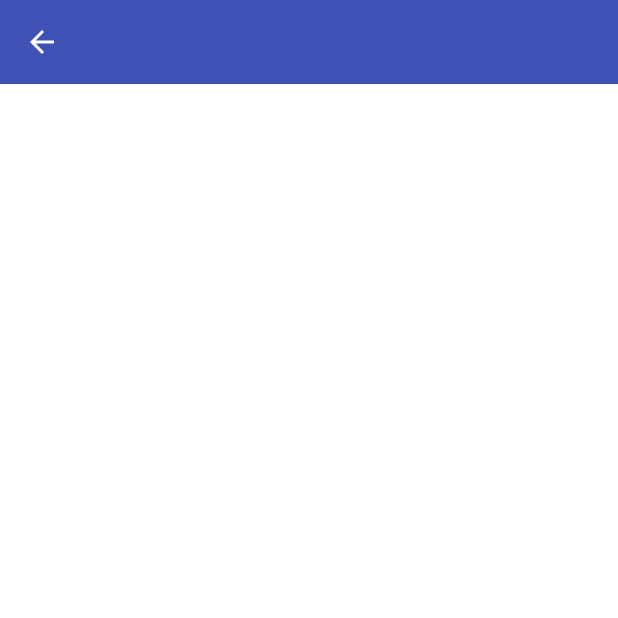
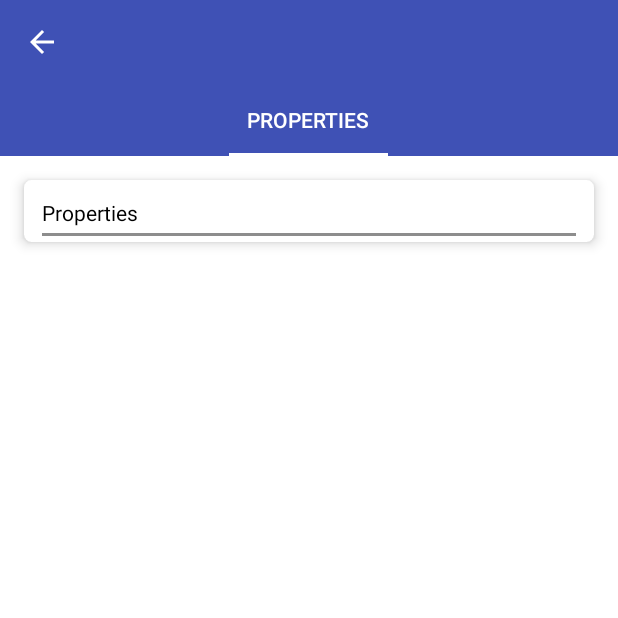
Before and after one commit to Tubbz-alt/KnowYourMeds, an Android app: the MedDetailActivity screen opened directly, with no data from a screen before it, on a phone screen of 412 x 824 dp, the top half of it. Run offline under Robolectric (Android 15) with nearby library versions, the phone set to English and light mode, and no system bars; 1 statement that could not run was skipped.

Commit message:
Added view pager in med list activity

```diff
--- a/app/src/main/java/com/tompee/utilities/knowyourmeds/controller/database/DatabaseHelper.java
+++ b/app/src/main/java/com/tompee/utilities/knowyourmeds/controller/database/DatabaseHelper.java
@@ -82,7 +82,7 @@ public class DatabaseHelper extends SQLiteOpenHelper {
         Medicine comment = new Medicine();
         comment.setRxnormId(cursor.getString(0));
         comment.setName(cursor.getString(1));
-        comment.setIsPrescribable(cursor.getInt(1) == 1);
+        comment.setIsPrescribable(cursor.getInt(2) == 1);
         return comment;
     }
 
--- a/app/src/main/java/com/tompee/utilities/knowyourmeds/view/MainActivity.java
+++ b/app/src/main/java/com/tompee/utilities/knowyourmeds/view/MainActivity.java
@@ -8,7 +8,7 @@ import android.view.inputmethod.InputMethodManager;
 import android.widget.TextView;
 
 import com.tompee.utilities.knowyourmeds.R;
-import com.tompee.utilities.knowyourmeds.view.adapter.ViewPagerAdapter;
+import com.tompee.utilities.knowyourmeds.view.adapter.MainViewPagerAdapter;
 import com.tompee.utilities.knowyourmeds.view.base.BaseActivity;
 
 public class MainActivity extends BaseActivity implements ViewPager.OnPageChangeListener {
@@ -25,7 +25,7 @@ public class MainActivity extends BaseActivity implements ViewPager.OnPageChange
         title.setText(R.string.app_name);
 
         mViewPager = (ViewPager) findViewById(R.id.pager_main);
-        mViewPager.setAdapter(new ViewPagerAdapter(getSupportFragmentManager()));
+        mViewPager.setAdapter(new MainViewPagerAdapter(getSupportFragmentManager()));
         mViewPager.addOnPageChangeListener(this);
 
         TabLayout tabLayout = (TabLayout) findViewById(R.id.tab_layout_main);
--- a/app/src/main/java/com/tompee/utilities/knowyourmeds/view/MedDetailActivity.java
+++ b/app/src/main/java/com/tompee/utilities/knowyourmeds/view/MedDetailActivity.java
@@ -2,15 +2,20 @@ package com.tompee.utilities.knowyourmeds.view;
 
 import android.content.Intent;
 import android.os.Bundle;
+import android.support.design.widget.TabLayout;
+import android.support.v4.view.ViewPager;
 import android.widget.TextView;
 
 import com.tompee.utilities.knowyourmeds.R;
+import com.tompee.utilities.knowyourmeds.view.adapter.MedViewPagerAdapter;
 import com.tompee.utilities.knowyourmeds.view.base.BaseActivity;
 import com.tompee.utilities.knowyourmeds.view.dialog.ProcessingDialog;
 
 public class MedDetailActivity extends BaseActivity {
     public static final String TAG_NAME = "name";
     public static final String TAG_ID = "id";
+
+    private ViewPager mViewPager;
 
     private ProcessingDialog mDialog;
 
@@ -25,8 +30,14 @@ public class MedDetailActivity extends BaseActivity {
         TextView title = (TextView) findViewById(R.id.toolbar_text);
         title.setText(intent.getStringExtra(TAG_NAME));
 
+        mViewPager = (ViewPager) findViewById(R.id.pager_med_detail);
+        mViewPager.setAdapter(new MedViewPagerAdapter(this, getSupportFragmentManager(),
+                intent.getStringExtra(TAG_ID)));
+        TabLayout tabLayout = (TabLayout) findViewById(R.id.tab_layout_med_detail);
+        tabLayout.setupWithViewPager(mViewPager);
+
         mDialog = new ProcessingDialog(this, getString(R.string.fetch_details));
-        mDialog.show();
+//        mDialog.show();
     }
 
 }
--- a/app/src/main/java/com/tompee/utilities/knowyourmeds/view/adapter/ViewPagerAdapter.java
+++ b/app/src/main/java/com/tompee/utilities/knowyourmeds/view/adapter/MainViewPagerAdapter.java
@@ -7,12 +7,12 @@ import android.support.v4.app.FragmentPagerAdapter;
 import com.tompee.utilities.knowyourmeds.view.fragment.RecentFavoriteFragment;
 import com.tompee.utilities.knowyourmeds.view.fragment.SearchFragment;
 
-public class ViewPagerAdapter extends FragmentPagerAdapter {
+public class MainViewPagerAdapter extends FragmentPagerAdapter {
     private static final int PAGE_COUNT = 2;
     private final SearchFragment mSearchFragment;
     private final RecentFavoriteFragment mRecentFavoriteFragment;
 
-    public ViewPagerAdapter(FragmentManager fm) {
+    public MainViewPagerAdapter(FragmentManager fm) {
         super(fm);
         mSearchFragment = SearchFragment.newInstance();
         mRecentFavoriteFragment = RecentFavoriteFragment.newInstance();
--- /dev/null
+++ b/app/src/main/java/com/tompee/utilities/knowyourmeds/view/adapter/MedViewPagerAdapter.java
@@ -0,0 +1,41 @@
+package com.tompee.utilities.knowyourmeds.view.adapter;
+
+import android.content.Context;
+import android.support.v4.app.Fragment;
+import android.support.v4.app.FragmentManager;
+import android.support.v4.app.FragmentPagerAdapter;
+
+import com.tompee.utilities.knowyourmeds.R;
+import com.tompee.utilities.knowyourmeds.view.fragment.PropertiesFragment;
+import com.tompee.utilities.knowyourmeds.view.fragment.RecentFavoriteFragment;
+import com.tompee.utilities.knowyourmeds.view.fragment.SearchFragment;
+
+public class MedViewPagerAdapter extends FragmentPagerAdapter {
+    private static final int PAGE_COUNT = 1;
+    private static final int[] mStringNameIds = {R.string.properties, R.string.ingredients,
+            R.string.properties};
+
+    private final Context mContext;
+    private final PropertiesFragment mPropertiesFragment;
+
+    public MedViewPagerAdapter(Context context, FragmentManager fm, String rxcui) {
+        super(fm);
+        mContext = context;
+        mPropertiesFragment = PropertiesFragment.newInstance(rxcui);
+    }
+
+    @Override
+    public int getCount() {
+        return PAGE_COUNT;
+    }
+
+    @Override
+    public Fragment getItem(int position) {
+        return mPropertiesFragment;
+    }
+
+    @Override
+    public CharSequence getPageTitle(int position) {
+        return mContext.getString(mStringNameIds[position]);
+    }
+}
--- /dev/null
+++ b/app/src/main/java/com/tompee/utilities/knowyourmeds/view/fragment/PropertiesFragment.java
@@ -0,0 +1,36 @@
+package com.tompee.utilities.knowyourmeds.view.fragment;
+
+import android.os.Bundle;
+import android.support.annotation.Nullable;
+import android.support.v4.app.Fragment;
+import android.view.LayoutInflater;
+import android.view.View;
+import android.view.ViewGroup;
+
+import com.tompee.utilities.knowyourmeds.R;
+
+public class PropertiesFragment extends Fragment {
+    private static final String TAG_ID = "id";
+    private String mRxcui;
+
+    public static PropertiesFragment newInstance(String rxcui) {
+        Bundle args = new Bundle();
+        args.putString(TAG_ID, rxcui);
+        PropertiesFragment fragment = new PropertiesFragment();
+        fragment.setArguments(args);
+        return fragment;
+    }
+
+    @Override
+    public void onCreate(@Nullable Bundle savedInstanceState) {
+        super.onCreate(savedInstanceState);
+        mRxcui = getArguments().getString(TAG_ID);
+    }
+
+    @Override
+    public View onCreateView(LayoutInflater inflater, ViewGroup container,
+                             Bundle savedInstanceState) {
+        View view = inflater.inflate(R.layout.fragment_properties, container, false);
+        return view;
+    }
+}
--- a/app/src/main/res/layout/activity_med_detail.xml
+++ b/app/src/main/res/layout/activity_med_detail.xml
@@ -6,4 +6,16 @@
 
     <include layout="@layout/toolbar" />
 
+    <android.support.design.widget.TabLayout
+        android:id="@+id/tab_layout_med_detail"
+        style="@style/TabLayout"
+        android:layout_width="match_parent"
+        android:layout_height="wrap_content"
+        android:background="@color/colorPrimary" />
+
+    <android.support.v4.view.ViewPager
+        android:id="@+id/pager_med_detail"
+        android:layout_width="match_parent"
+        android:layout_height="wrap_content" />
+
 </LinearLayout>
--- /dev/null
+++ b/app/src/main/res/layout/fragment_properties.xml
@@ -0,0 +1,43 @@
+<?xml version="1.0" encoding="utf-8"?>
+<LinearLayout xmlns:android="http://schemas.android.com/apk/res/android"
+    xmlns:card_view="http://schemas.android.com/apk/res-auto"
+    android:layout_width="match_parent"
+    android:layout_height="match_parent"
+    android:orientation="vertical">
+
+    <android.support.v7.widget.CardView
+        android:layout_width="match_parent"
+        android:layout_height="wrap_content"
+        android:layout_margin="@dimen/med_detail_margin"
+        card_view:cardCornerRadius="5dp"
+        card_view:cardElevation="5dp">
+
+        <LinearLayout
+            android:layout_width="match_parent"
+            android:layout_height="wrap_content"
+            android:orientation="vertical">
+
+            <TextView
+                android:layout_width="match_parent"
+                android:layout_height="wrap_content"
+                android:layout_marginLeft="@dimen/search_horizontal_padding"
+                android:layout_marginStart="@dimen/search_horizontal_padding"
+                android:layout_marginTop="@dimen/search_vertical_padding"
+                android:text="@string/properties"
+                android:textAppearance="?android:attr/textAppearanceSmall"
+                android:textColor="@color/dark_text" />
+
+            <View
+                android:layout_width="match_parent"
+                android:layout_height="2dp"
+                android:layout_marginBottom="4dp"
+                android:layout_marginEnd="@dimen/search_horizontal_padding"
+                android:layout_marginLeft="@dimen/search_horizontal_padding"
+                android:layout_marginRight="@dimen/search_horizontal_padding"
+                android:layout_marginStart="@dimen/search_horizontal_padding"
+                android:layout_marginTop="4dp"
+                android:background="@color/dark_secondary_text" />
+        </LinearLayout>
+    </android.support.v7.widget.CardView>
+
+</LinearLayout>
--- a/app/src/main/res/layout/list_med.xml
+++ b/app/src/main/res/layout/list_med.xml
@@ -18,6 +18,7 @@
         android:layout_height="wrap_content"
         android:layout_marginLeft="@dimen/list_item_margin"
         android:layout_marginStart="@dimen/list_item_margin"
+        android:ellipsize="end"
         android:textAppearance="?android:textAppearanceMedium"
         android:textColor="@color/dark_text" />
 
--- a/app/src/main/res/values/dimens.xml
+++ b/app/src/main/res/values/dimens.xml
@@ -31,4 +31,7 @@
     <dimen name="list_item_icon_dimension">24dp</dimen>
     <dimen name="list_item_margin">8dp</dimen>
 
+    <!-- Med detail dimensions -->
+    <dimen name="med_detail_margin">16dp</dimen>
+
 </resources>
--- a/app/src/main/res/values/strings.xml
+++ b/app/src/main/res/values/strings.xml
@@ -15,5 +15,8 @@
     <string name="delete">Delete</string>
     <string name="cancel">Cancel</string>
     <string name="delete_recent_message">Are you sure you want to delete the recent list?</string>
+    <string name="properties">Properties</string>
+    <string name="ingredients">Ingredients</string>
+    <string name="brand">Brand Names</string>
 
 </resources>
--- a/app/src/main/res/values/styles.xml
+++ b/app/src/main/res/values/styles.xml
@@ -39,10 +39,12 @@
     <style name="TabLayout" parent="Widget.Design.TabLayout">
         <item name="tabTextAppearance">@style/TabTextAppearance</item>
         <item name="tabIndicatorColor">@color/background</item>
+        <item name="tabSelectedTextColor">@color/light_text</item>
     </style>
 
     <style name="TabTextAppearance" parent="TextAppearance.Design.Tab">
         <item name="textAllCaps">false</item>
+        <item name="android:textColor">@color/light_text</item>
     </style>
 
 </resources>
```
Also changed, not shown: app/src/main/java/com/tompee/utilities/knowyourmeds/view/fragment/RecentFavoriteFragment.java (+33 -15 lines).
